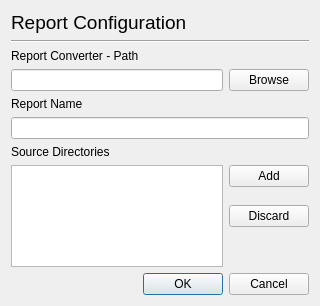
fmoessbauer/drace, file tools/DRaceGUI/qt/Report_Config.ui: the form before one commit.
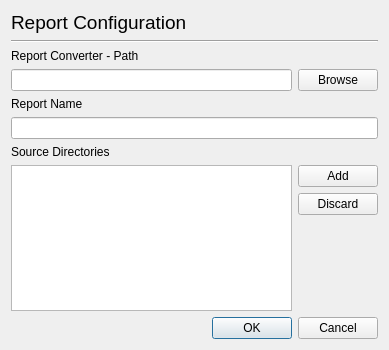
The form after the commit.

Commit message: style: adjust Report Configuration window geometry

```diff
--- a/tools/DRaceGUI/qt/Report_Config.ui
+++ b/tools/DRaceGUI/qt/Report_Config.ui
@@ -6,14 +6,14 @@
    <rect>
     <x>0</x>
     <y>0</y>
-    <width>320</width>
-    <height>306</height>
+    <width>389</width>
+    <height>350</height>
    </rect>
   </property>
   <property name="minimumSize">
    <size>
-    <width>320</width>
-    <height>306</height>
+    <width>389</width>
+    <height>350</height>
    </size>
   </property>
   <property name="maximumSize">
@@ -25,8 +25,6 @@
   <property name="windowTitle">
    <string>Report Configuration</string>
   </property>
-  <layout class="QVBoxLayout" name="verticalLayout_3">
-   <item>
     <layout class="QVBoxLayout" name="verticalLayout">
      <item>
       <widget class="QLabel" name="label">
@@ -126,7 +124,7 @@
             <enum>Qt::Vertical</enum>
            </property>
            <property name="sizeType">
-            <enum>QSizePolicy::Fixed</enum>
+          <enum>QSizePolicy::Expanding</enum>
            </property>
            <property name="sizeHint" stdset="0">
             <size>
@@ -146,8 +144,6 @@
         <set>QDialogButtonBox::Cancel|QDialogButtonBox::Ok</set>
        </property>
       </widget>
-     </item>
-    </layout>
    </item>
   </layout>
  </widget>
```
Lines whose indentation alone changed are shown as unchanged.
